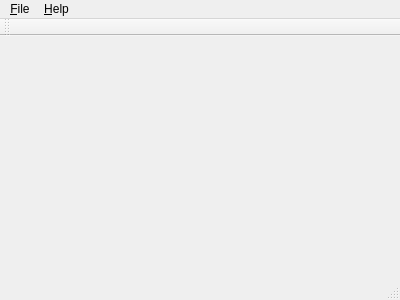
glls/qt4mp, file mainwindow.ui: the form before one commit.
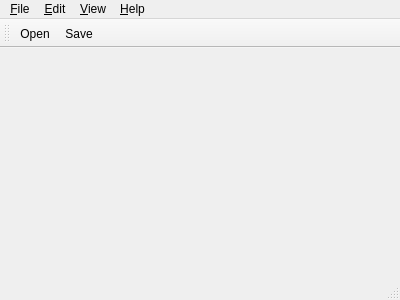
The form after the commit. Icons and pictures are not drawn.

```diff
--- a/mainwindow.ui
+++ b/mainwindow.ui
@@ -42,7 +42,21 @@
     <addaction name="separator"/>
     <addaction name="actionAbout"/>
    </widget>
+   <widget class="QMenu" name="menuEdit">
+    <property name="title">
+     <string>&amp;Edit</string>
+    </property>
+   </widget>
+   <widget class="QMenu" name="menuView">
+    <property name="title">
+     <string>&amp;View</string>
+    </property>
+    <addaction name="actionViewToolbar"/>
+    <addaction name="actionViewStatusbar"/>
+   </widget>
    <addaction name="menuFile"/>
+   <addaction name="menuEdit"/>
+   <addaction name="menuView"/>
    <addaction name="menu_Help"/>
   </widget>
   <widget class="QToolBar" name="mainToolBar">
@@ -52,6 +66,8 @@
    <attribute name="toolBarBreak">
     <bool>false</bool>
    </attribute>
+   <addaction name="actionOpen"/>
+   <addaction name="actionSave"/>
   </widget>
   <widget class="QStatusBar" name="statusBar"/>
   <action name="actionOpen">
```
Left out of the diff: 37 changed lines with no effect on the pictures.
